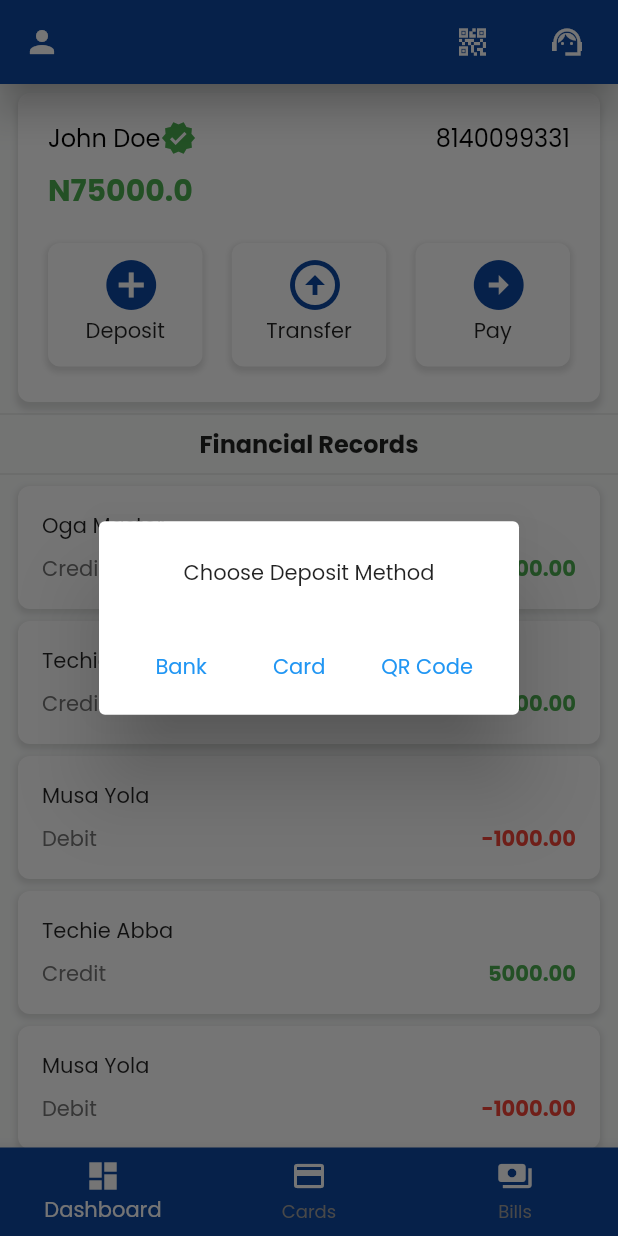
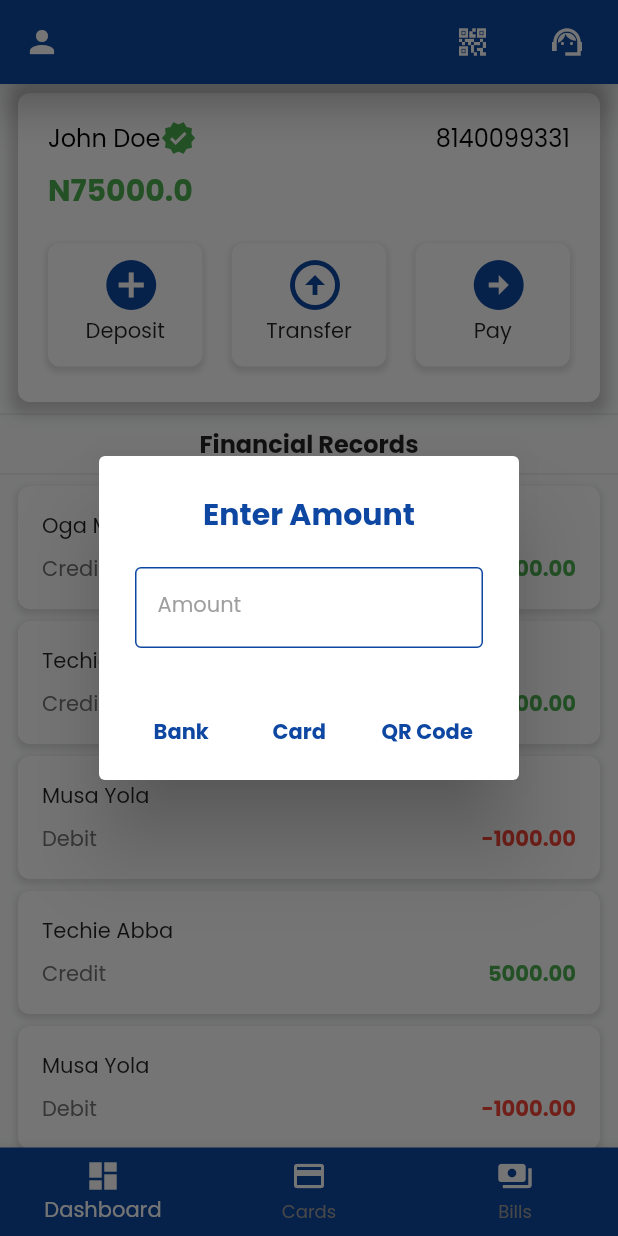
Before and after one commit to Cyber-Lord/faspay, a Flutter app: the screen it shows after launch, after a tap on the "add circle" icon, on a phone screen of 412 x 824 dp. Run offline on Flutter 3.47's test engine with Material 2 defaults, Android fonts, the phone set to English and light mode, and no system bars; our stand-ins replace qr_flutter; missing offline and left inert: qr_code_scanner.

Commit message:
Added deposit options

```diff
--- a/lib/pages/dashboard.dart
+++ b/lib/pages/dashboard.dart
@@ -1,5 +1,6 @@
 import 'package:faspay/pages/depositpage.dart';
 import 'package:flutter/material.dart';
+import 'package:flutter/services.dart';
 import 'package:qr_flutter/qr_flutter.dart';
 
 class AccountHistory {
@@ -32,8 +33,16 @@ class _DashboardState extends State<Dashboard> {
     AccountHistory(name: 'Techie Abba', amount: 5000.0, type: 'Credit'),
     AccountHistory(name: 'Musa Yola', amount: -1000.0, type: 'Debit'),
   ];
-  String accNo = "8140099331";
+  String _accNo = "8140099331";
   double balance = 75000;
+  TextEditingController _amountController = TextEditingController();
+  late double depositAmount;
+
+  @override
+  void dispose() {
+    _amountController.dispose();
+    super.dispose();
+  }
 
   @override
   Widget build(BuildContext context) {
@@ -45,18 +54,14 @@ class _DashboardState extends State<Dashboard> {
             child: Container(
               height: MediaQuery.of(context).size.height / 4,
               decoration: BoxDecoration(
-                // border: Border.all(
-                //   // color: Colors.grey,
-                //   width: 1,
-                // ),
                 color: Colors.white,
                 borderRadius: BorderRadius.circular(8.0),
                 boxShadow: [
                   BoxShadow(
-                    color: Colors.grey.withOpacity(0.3),
-                    spreadRadius: 1,
-                    blurRadius: 3,
-                    offset: Offset(0, 4),
+                    color: Colors.grey.withOpacity(0.5),
+                    spreadRadius: 5,
+                    blurRadius: 7,
+                    offset: Offset(0, 3), // changes position of shadow
                   ),
                 ],
               ),
@@ -81,7 +86,6 @@ class _DashboardState extends State<Dashboard> {
                               style: TextStyle(
                                 fontSize: 16,
                                 fontWeight: FontWeight.w100,
-                                // fontWeight: FontWeight.bold,
                                 color: Colors.black,
                               ),
                             ),
@@ -95,7 +99,7 @@ class _DashboardState extends State<Dashboard> {
                           ],
                         ),
                         Text(
-                          accNo,
+                          _accNo,
                           style: TextStyle(
                             fontSize: 16,
                             fontWeight: FontWeight.w100,
@@ -158,8 +162,6 @@ class _DashboardState extends State<Dashboard> {
                                   ),
                                   onPressed: (() {
                                     _showDialog(context);
-                                    // showQRCode(
-                                    //     context, 'https://www.example.com');
                                   }),
                                 ),
                                 Text("Deposit")
@@ -217,7 +219,6 @@ class _DashboardState extends State<Dashboard> {
                               ),
                             ],
                           ),
-                          // color: Colors.yellow,
                           child: Column(
                             children: [
                               IconButton(
@@ -350,7 +351,6 @@ class _DashboardState extends State<Dashboard> {
       ),
     );
   }
-}
 
   void _showDialog(BuildContext context) {
     showDialog(
@@ -359,11 +359,55 @@ void _showDialog(BuildContext context) {
         return AlertDialog(
           title: Center(
             child: Text(
-            'Choose Deposit Method',
+              'Enter Amount',
               style: TextStyle(
+                color: Colors.blue.shade900,
+                fontWeight: FontWeight.bold,
+              ),
+            ),
+          ),
+          content: TextFormField(
+            controller: _amountController,
+            keyboardType: TextInputType.number,
+            onChanged: (value) {
+              setState(() {
+                depositAmount = double.tryParse(value)!;
+              });
+            },
+            inputFormatters: [
+              FilteringTextInputFormatter.digitsOnly,
+              LengthLimitingTextInputFormatter(10),
+            ],
+            decoration: InputDecoration(
+              enabledBorder: OutlineInputBorder(
+                borderSide: BorderSide(
+                  color: Colors.blue.shade900,
+                ),
+              ),
+              focusedBorder: OutlineInputBorder(
+                borderSide: BorderSide(
+                  color: Colors.blue.shade900,
+                ),
+              ),
+              labelStyle: TextStyle(
+                color: Colors.grey,
                 fontSize: 14,
               ),
+              contentPadding:
+                  EdgeInsets.symmetric(vertical: 15.0, horizontal: 15),
+              labelText: 'Amount',
+              hintText: 'Enter amount',
             ),
+            validator: (value) {
+              if (value!.isEmpty) {
+                return 'Please enter amount';
+              }
+              final amount = double.tryParse(value);
+              if (amount == null || amount <= 0) {
+                return 'Please enter a valid amount';
+              }
+              return null;
+            },
           ),
           actions: [
             Center(
@@ -372,28 +416,52 @@ void _showDialog(BuildContext context) {
                 crossAxisAlignment: CrossAxisAlignment.center,
                 children: [
                   TextButton(
-                  child: Text('Bank'),
+                    child: Text(
+                      'Bank',
+                      style: TextStyle(
+                        color: Colors.blue.shade900,
+                        fontWeight: FontWeight.bold,
+                      ),
+                    ),
                     onPressed: () {
                       Navigator.of(context).pop();
-                    Navigator.pushNamed(context, '/page1');
+                      Navigator.pushNamed(
+                        context,
+                        '/page1',
+                        arguments: depositAmount,
+                      );
                     },
                   ),
                   TextButton(
-                  child: Text('Card'),
+                    child: Text(
+                      'Card',
+                      style: TextStyle(
+                        color: Colors.blue.shade900,
+                        fontWeight: FontWeight.bold,
+                      ),
+                    ),
                     onPressed: () {
                       Navigator.of(context).pop();
                       Navigator.push(
                         context,
                         MaterialPageRoute(
-                          builder: (context) => DepositMoneyPage()),
+                          builder: (context) => DepositMoneyPage(depositAmount),
+                        ),
                       );
                     },
                   ),
                   TextButton(
-                  child: Text('QR Code'),
+                    child: Text(
+                      'QR Code',
+                      style: TextStyle(
+                        color: Colors.blue.shade900,
+                        fontWeight: FontWeight.bold,
+                      ),
+                    ),
                     onPressed: () {
                       Navigator.of(context).pop();
-                    showQRCode(context, context.toString());
+                      showQRCode(
+                          context, depositAmount.toString() + "\n" + _accNo);
                     },
                   ),
                 ],
@@ -403,6 +471,7 @@ void _showDialog(BuildContext context) {
         );
       },
     );
+  }
 }
 
 void showQRCode(BuildContext context, String data) {
@@ -426,15 +495,17 @@ void showQRCode(BuildContext context, String data) {
           children: [
             Center(
               child: Text(
-                'Scan this to Receive payment',
+                'Scan the QR Code below',
                 style: TextStyle(
                   fontSize: 18,
-                  // fontWeight: FontWeight.bold,
                 ),
               ),
             ),
-            Divider(),
             SizedBox(height: 10),
+            Divider(
+              height: 2,
+              color: Colors.blue.shade900,
+            ),
             Expanded(
               child: Center(
                 child: QrImage(
@@ -447,14 +518,23 @@ void showQRCode(BuildContext context, String data) {
               ),
             ),
             SizedBox(height: 10),
-            Row(
-              children: [
-                Text("You can also transer to: "),
-                SizedBox(
-                  width: 10,
+            Container(
+              height: 50,
+              color: Colors.blue.shade900,
+              child: GestureDetector(
+                onTap: () {
+                  Navigator.of(context).pop();
+                },
+                child: Center(
+                  child: Text(
+                    "DONE",
+                    style: TextStyle(
+                      color: Colors.white,
+                      fontWeight: FontWeight.bold,
                     ),
-                Text("8140099331")
-              ],
+                  ),
+                ),
+              ),
             ),
           ],
         ),
--- a/lib/pages/depositpage.dart
+++ b/lib/pages/depositpage.dart
@@ -2,6 +2,9 @@ import 'package:flutter/material.dart';
 import 'package:flutter/services.dart';
 
 class DepositMoneyPage extends StatefulWidget {
+  final double amount;
+  DepositMoneyPage(this.amount);
+
   @override
   _DepositMoneyPageState createState() => _DepositMoneyPageState();
 }
@@ -13,6 +16,14 @@ class _DepositMoneyPageState extends State<DepositMoneyPage> {
   final _expiryDateController = TextEditingController();
   final _cvvController = TextEditingController();
   final _amountController = TextEditingController();
+
+  late double _amount;
+
+  @override
+  void initState() {
+    super.initState();
+    _amount = widget.amount;
+  }
 
   @override
   void dispose() {
@@ -53,6 +64,19 @@ class _DepositMoneyPageState extends State<DepositMoneyPage> {
         child: ListView(
           padding: EdgeInsets.all(16),
           children: [
+            Text(
+              "You are about to deposit the sum of " +
+                  _amount.toString() +
+                  " to your wallet, kindly enter your card details to continue.",
+              style: TextStyle(
+                fontStyle: FontStyle.normal,
+                color: Colors.black,
+                fontSize: 16,
+              ),
+            ),
+            SizedBox(
+              height: 20,
+            ),
             TextFormField(
               controller: _cardNumberController,
               keyboardType: TextInputType.number,
@@ -237,44 +261,6 @@ class _DepositMoneyPageState extends State<DepositMoneyPage> {
               ],
             ),
             SizedBox(height: 16),
-            TextFormField(
-              controller: _amountController,
-              keyboardType: TextInputType.number,
-              inputFormatters: [
-                FilteringTextInputFormatter.digitsOnly,
-                LengthLimitingTextInputFormatter(10),
-              ],
-              decoration: InputDecoration(
-                enabledBorder: OutlineInputBorder(
-                  borderSide: BorderSide(
-                    color: Colors.blue.shade900,
-                  ),
-                ),
-                focusedBorder: OutlineInputBorder(
-                  borderSide: BorderSide(
-                    color: Colors.blue.shade900,
-                  ),
-                ),
-                labelStyle: TextStyle(
-                  color: Colors.grey,
-                  fontSize: 14,
-                ),
-                contentPadding:
-                    EdgeInsets.symmetric(vertical: 15.0, horizontal: 15),
-                labelText: 'Amount',
-                hintText: 'Enter amount to deposit',
-              ),
-              validator: (value) {
-                if (value!.isEmpty) {
-                  return 'Please enter amount';
-                }
-                final amount = double.tryParse(value);
-                if (amount == null || amount <= 0) {
-                  return 'Please enter a valid amount';
-                }
-                return null;
-              },
-            ),
             SizedBox(height: 32),
             GestureDetector(
               onTap: () {
```
Lines whose indentation alone changed are shown as unchanged.
